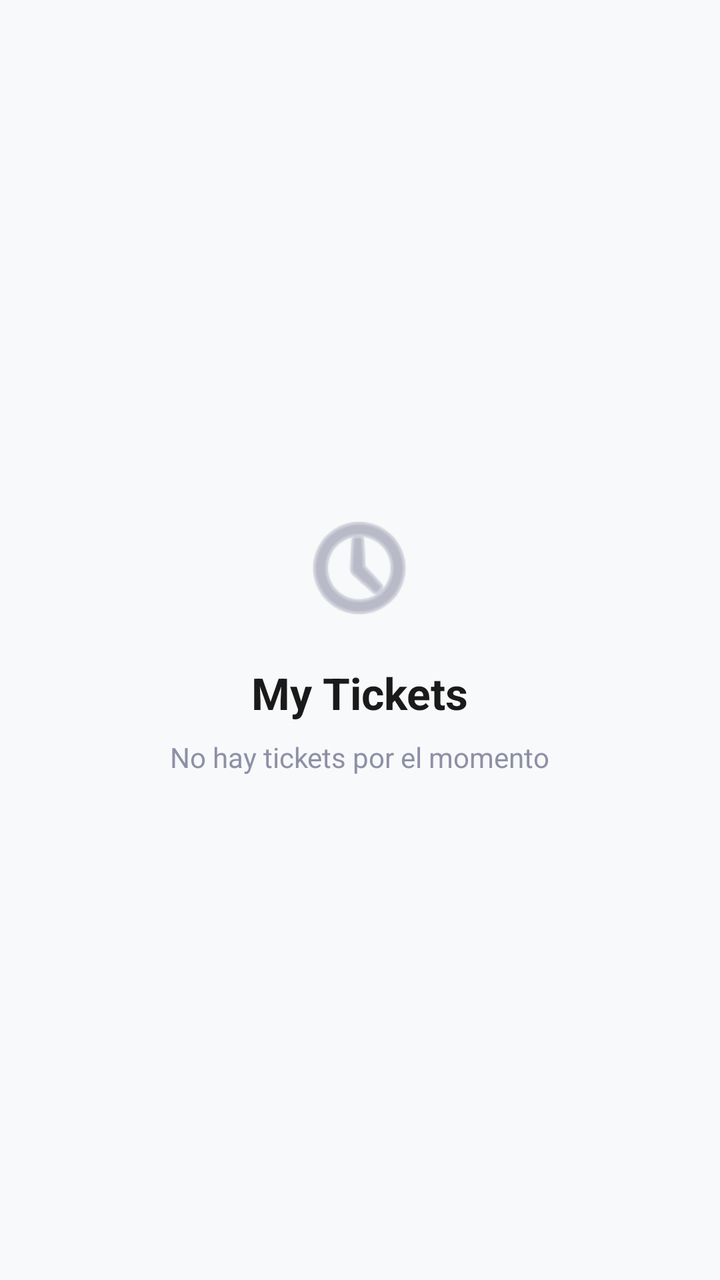
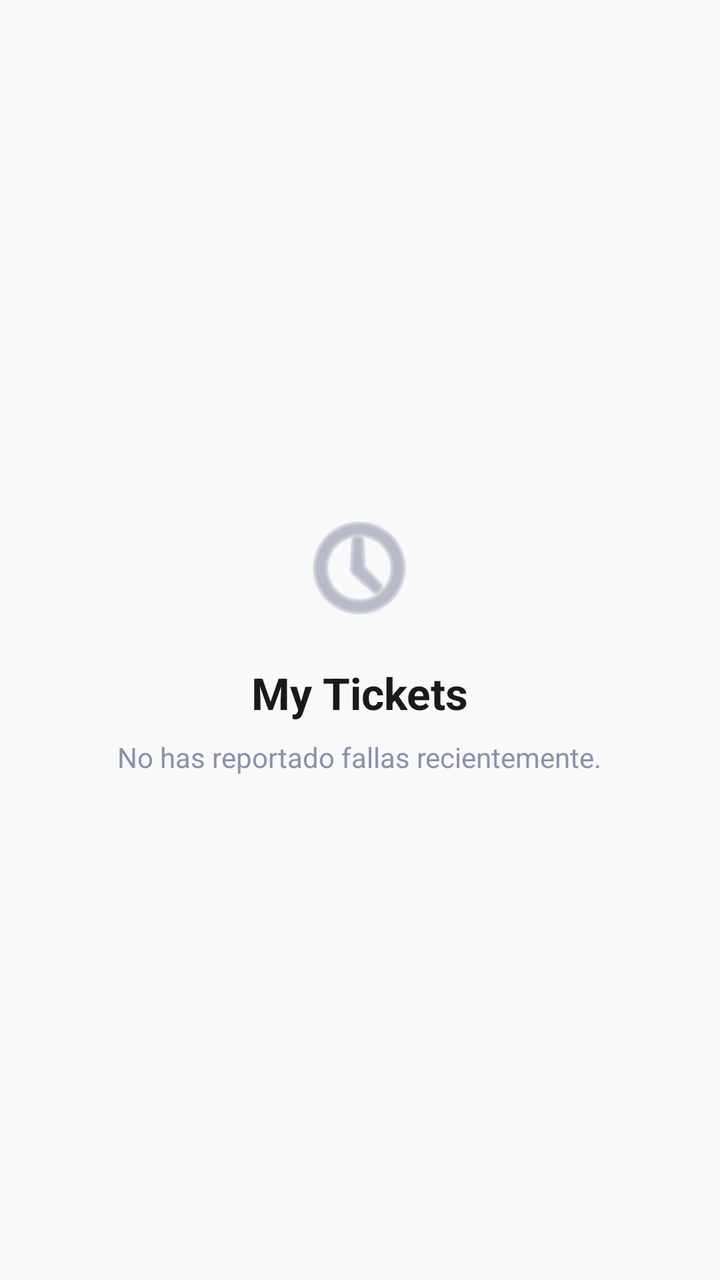

Screens rendered from an Android XML layout before and after an edit, with the pre-edit source and the edit as a unified diff.
<!-- AndroidManifest.xml: application theme Theme.SysBase -->
<!-- res/layout/fragment_my_tickets.xml -->
<?xml version="1.0" encoding="utf-8"?>
<LinearLayout xmlns:android="http://schemas.android.com/apk/res/android"
    xmlns:app="http://schemas.android.com/apk/res-auto"
    android:layout_width="match_parent"
    android:layout_height="match_parent"
    android:background="#F8F9FA"
    android:gravity="center"
    android:orientation="vertical"
    android:padding="24dp">

    <ImageView
        android:layout_width="64dp"
        android:layout_height="64dp"
        android:src="@android:drawable/ic_menu_recent_history"
        app:tint="#8F90A6" />

    <TextView
        android:layout_width="wrap_content"
        android:layout_height="wrap_content"
        android:layout_marginTop="16dp"
        android:text="My Tickets"
        android:textColor="#1A1A1A"
        android:textSize="22sp"
        android:textStyle="bold" />

    <TextView
        android:layout_width="wrap_content"
        android:layout_height="wrap_content"
        android:layout_marginTop="8dp"
        android:gravity="center"
        android:text="No hay tickets por el momento"
        android:textColor="#8F90A6"
        android:textSize="14sp" />

</LinearLayout>
<!-- resources referenced by this layout -->
<resources>
  <style name="Theme.SysBase" parent="Base.Theme.SysBase" />
  <style name="Base.Theme.SysBase" parent="Theme.Material3.DayNight.NoActionBar">
          
          
      </style>
</resources>

<!-- the commit's change to res/layout/fragment_my_tickets.xml (unified diff, before → after) -->
@@ -23,12 +23,13 @@
         android:textSize="22sp"
         android:textStyle="bold" />
 
+    
     <TextView
         android:layout_width="wrap_content"
         android:layout_height="wrap_content"
         android:layout_marginTop="8dp"
         android:gravity="center"
-        android:text="No hay tickets por el momento"
+        android:text="No has reportado fallas recientemente."
         android:textColor="#8F90A6"
         android:textSize="14sp" />
 
